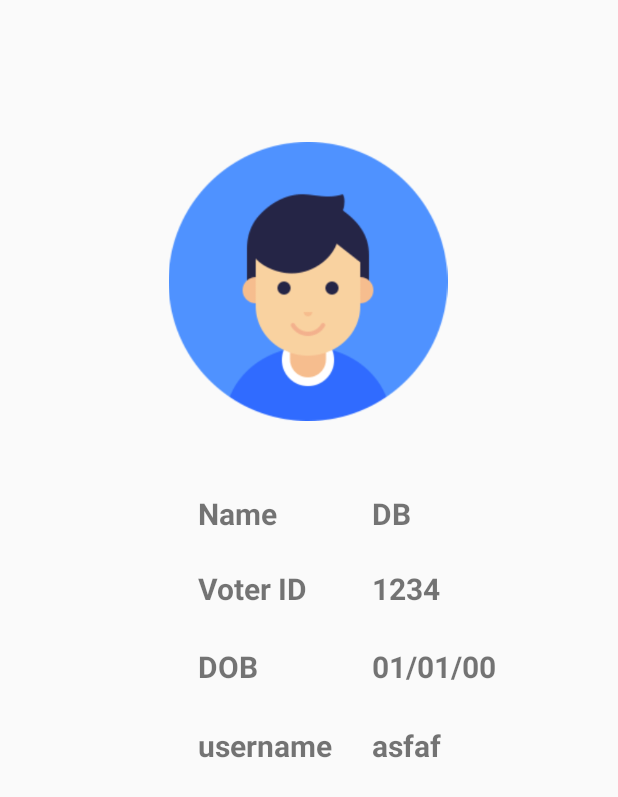
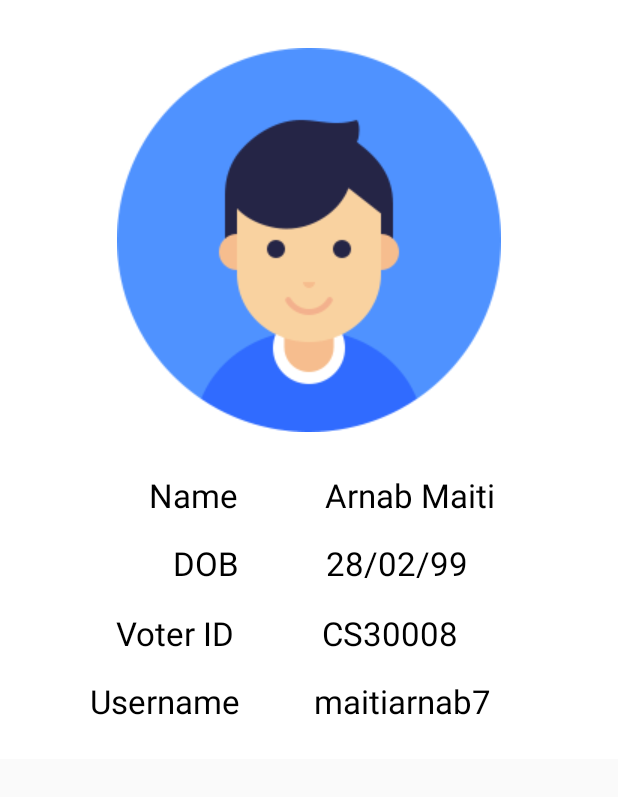
Before and after one commit to pprabh2007/vote, an Android app: the layout activity_my_profile.xml on its own in the app's theme, with its tools: preview values and no code run, on a phone screen of 412 x 824 dp. Shown: the top 797 px of the screen. Run offline under Robolectric (Android 15) with nearby library versions, the phone set to English and light mode, and no system bars.

Commit message:
merge commit

```diff
--- a/app/src/main/java/com/example/myapplication/ContractorPortal.java
+++ b/app/src/main/java/com/example/myapplication/ContractorPortal.java
@@ -70,7 +70,7 @@ public class ContractorPortal extends AppCompatActivity
         int id = item.getItemId();
 
         //noinspection SimplifiableIfStatement
-        if (id == R.id.action_settings) {
+        if (id == R.id.action_settings_contractor) {
             return true;
         }
 
--- a/app/src/main/java/com/example/myapplication/ViewNewsActivity.java
+++ b/app/src/main/java/com/example/myapplication/ViewNewsActivity.java
@@ -9,6 +9,7 @@ import android.util.Log;
 import android.view.MenuItem;
 
 import java.util.ArrayList;
+import java.util.Collections;
 import java.util.List;
 
 import adapters.ViewNewsAdapter;
@@ -39,6 +40,7 @@ public class ViewNewsActivity extends AppCompatActivity {
 
 
         List<News> list=DBHelper.getNews(THIS_USER_OBJECT.getConstituency());
+        Collections.reverse(list);
 
         ViewNewsAdapter=new ViewNewsAdapter(this, list);
         recyclerView.setAdapter(ViewNewsAdapter);
--- a/app/src/main/res/layout/activity_my_profile.xml
+++ b/app/src/main/res/layout/activity_my_profile.xml
@@ -1,162 +1,207 @@
 <?xml version="1.0" encoding="utf-8"?>
+
 <android.support.constraint.ConstraintLayout xmlns:android="http://schemas.android.com/apk/res/android"
     xmlns:app="http://schemas.android.com/apk/res-auto"
     xmlns:tools="http://schemas.android.com/tools"
     android:layout_width="match_parent"
     android:layout_height="match_parent"
-    tools:context=".MyProfile">
+    tools:context=".MyProfile"
+
+    >
+    <ScrollView
+        android:layout_width="match_parent"
+        android:layout_height="match_parent">
+
+
+        <RelativeLayout
+            android:layout_width="match_parent"
+            android:layout_height="match_parent"
+            android:background="#FFFFFF"
+            android:orientation="vertical"
+            tools:layout_editor_absoluteX="16dp"
+            tools:layout_editor_absoluteY="16dp"
+
+            android:padding="16dp"
+            >
+
+
+            <ImageView
+                android:id="@+id/user_photo"
+                android:layout_width="match_parent"
+                android:layout_height="wrap_content"
+                android:layout_alignParentStart="true"
+                android:layout_alignParentLeft="true"
+                android:layout_alignParentTop="true"
+                android:layout_alignParentEnd="true"
+                android:layout_alignParentRight="true"
+                android:padding="16dp"
+                android:src="@drawable/user"
+
+                />
+
 
             <TextView
-        android:id="@+id/textView9"
+
+                android:id="@+id/my_profile_name"
                 android:layout_width="wrap_content"
-        android:layout_height="43dp"
-        android:layout_marginStart="248dp"
-        android:layout_marginLeft="248dp"
-        android:layout_marginTop="48dp"
-        android:layout_marginBottom="8dp"
-        android:text="asfaf"
-        android:textSize="20dp"
-        android:textStyle="bold"
+                android:layout_height="wrap_content"
+                android:layout_below="@id/user_photo"
 
-        app:layout_constraintBottom_toBottomOf="parent"
-        app:layout_constraintStart_toStartOf="parent"
-        app:layout_constraintTop_toBottomOf="@+id/imageView3"
-        app:layout_constraintVertical_bias="0.348" />
+                android:layout_alignParentStart="true"
+
+                android:layout_alignParentLeft="true"
+
+                android:layout_marginStart="75dp"
+
+                android:layout_marginLeft="75dp"
+
+                android:layout_marginTop="3dp"
+                android:padding="8dp"
+                android:text="Name"
+                android:textColor="#000000"
+                android:textSize="22dp" />
 
             <TextView
-        android:id="@+id/textView8"
-        android:layout_width="97dp"
-        android:layout_height="40dp"
-        android:layout_marginStart="132dp"
-        android:layout_marginLeft="132dp"
-        android:layout_marginTop="48dp"
-        android:layout_marginBottom="8dp"
-        android:text="username"
 
-        android:textSize="20dp"
-        android:textStyle="bold"
-        app:layout_constraintBottom_toBottomOf="parent"
-        app:layout_constraintStart_toStartOf="parent"
-        app:layout_constraintTop_toBottomOf="@+id/imageView3"
-        app:layout_constraintVertical_bias="0.346" />
+                android:layout_width="wrap_content"
+                android:id="@+id/my_profile_name_edit"
+                android:layout_height="wrap_content"
+                android:layout_alignBaseline="@id/my_profile_name"
+
+                android:layout_centerHorizontal="true"
+                android:layout_marginLeft="42dp"
+
+                android:layout_toRightOf="@id/my_profile_name"
+
+                android:padding="8dp"
+
+                android:text="Arnab Maiti"
+                android:textColor="#000000"
+
+                android:textSize="22dp" />
 
             <TextView
-        android:id="@+id/textView7"
-        android:layout_width="85dp"
-        android:layout_height="43dp"
-        android:layout_marginStart="248dp"
-        android:layout_marginLeft="248dp"
-        android:layout_marginTop="48dp"
-        android:layout_marginBottom="8dp"
-        android:text="01/01/00"
-        android:textSize="20dp"
-        android:textStyle="bold"
 
-        app:layout_constraintBottom_toBottomOf="parent"
-        app:layout_constraintStart_toStartOf="parent"
-        app:layout_constraintTop_toBottomOf="@+id/imageView3"
-        app:layout_constraintVertical_bias="0.23" />
+                android:id="@+id/my_profile_dob"
+                android:layout_width="wrap_content"
+                android:layout_height="wrap_content"
+                android:layout_below="@id/my_profile_name"
+
+                android:layout_alignParentStart="true"
+
+                android:layout_alignParentLeft="true"
+
+                android:layout_marginStart="91dp"
+
+                android:layout_marginLeft="91dp"
+
+                android:layout_marginTop="0dp"
+                android:padding="8dp"
+                android:text="DOB"
+                android:textColor="#000000"
+                android:textSize="22dp" />
 
             <TextView
-        android:id="@+id/textView6"
-        android:layout_width="85dp"
-        android:layout_height="43dp"
-        android:layout_marginStart="132dp"
-        android:layout_marginLeft="132dp"
-        android:layout_marginTop="48dp"
-        android:layout_marginBottom="8dp"
-        android:text="DOB"
-        android:textSize="20dp"
-        android:textStyle="bold"
 
-        app:layout_constraintBottom_toBottomOf="parent"
-        app:layout_constraintStart_toStartOf="parent"
-        app:layout_constraintTop_toBottomOf="@+id/imageView3"
-        app:layout_constraintVertical_bias="0.23" />
+                android:layout_width="wrap_content"
+                android:id="@+id/my_profile_dob_edit"
+                android:layout_height="wrap_content"
+                android:layout_alignBaseline="@id/my_profile_dob"
+
+                android:layout_centerHorizontal="true"
+                android:layout_marginLeft="42dp"
+
+                android:layout_toRightOf="@id/my_profile_dob"
+
+                android:padding="8dp"
+                android:text="28/02/99"
+                android:textColor="#000000"
+
+                android:textSize="22dp" />
 
             <TextView
-        android:id="@+id/textView5"
-        android:layout_width="85dp"
-        android:layout_height="43dp"
-        android:layout_marginStart="248dp"
-        android:layout_marginLeft="248dp"
-        android:layout_marginTop="48dp"
-        android:layout_marginBottom="8dp"
-        android:text="1234"
-        android:textSize="20dp"
-        android:textStyle="bold"
 
-        app:layout_constraintBottom_toBottomOf="parent"
-        app:layout_constraintStart_toStartOf="parent"
-        app:layout_constraintTop_toBottomOf="@+id/imageView3"
-        app:layout_constraintVertical_bias="0.112" />
+                android:id="@+id/my_profile_voterid"
+                android:layout_width="wrap_content"
+                android:layout_height="wrap_content"
+                android:layout_below="@id/my_profile_dob"
+
+                android:layout_alignParentStart="true"
+
+                android:layout_alignParentLeft="true"
+
+                android:layout_marginStart="53dp"
+
+                android:layout_marginLeft="53dp"
+
+                android:layout_marginTop="1dp"
+                android:padding="8dp"
+                android:text="Voter ID"
+                android:textColor="#000000"
+                android:textSize="22dp" />
 
             <TextView
-        android:id="@+id/textView4"
-        android:layout_width="85dp"
-        android:layout_height="43dp"
-        android:layout_marginStart="132dp"
-        android:layout_marginLeft="132dp"
-        android:layout_marginTop="48dp"
-        android:layout_marginBottom="8dp"
-        android:text="Voter ID"
-        android:textSize="20dp"
-        android:textStyle="bold"
 
-        app:layout_constraintBottom_toBottomOf="parent"
-        app:layout_constraintStart_toStartOf="parent"
-        app:layout_constraintTop_toBottomOf="@+id/imageView3"
-        app:layout_constraintVertical_bias="0.112" />
+                android:layout_width="wrap_content"
+                android:id="@+id/my_profile_voterid_edit"
+                android:layout_height="wrap_content"
+                android:layout_alignBaseline="@id/my_profile_voterid"
+
+                android:layout_centerHorizontal="true"
+                android:layout_marginLeft="42dp"
+
+                android:layout_toRightOf="@id/my_profile_voterid"
+
+                android:padding="8dp"
+
+                android:text="CS30008"
+                android:textColor="#000000"
+
+                android:textSize="22dp" />
 
             <TextView
-        android:id="@+id/fill_name"
-        android:layout_width="85dp"
-        android:layout_height="43dp"
-        android:layout_marginStart="248dp"
-        android:layout_marginLeft="248dp"
-        android:layout_marginTop="48dp"
-        android:layout_marginBottom="8dp"
-        android:text="DB"
-        android:textSize="20dp"
 
-        android:textStyle="bold"
-        app:layout_constraintBottom_toBottomOf="parent"
-        app:layout_constraintStart_toStartOf="parent"
-        app:layout_constraintTop_toBottomOf="@+id/imageView3"
-        app:layout_constraintVertical_bias="0.0" />
+                android:id="@+id/my_profile_username"
+                android:layout_width="wrap_content"
+                android:layout_height="wrap_content"
+                android:layout_below="@id/my_profile_voterid"
 
-    <ImageView
-        android:id="@+id/imageView3"
-        android:layout_width="240dp"
-        android:layout_height="186dp"
-        android:layout_marginStart="8dp"
-        android:layout_marginLeft="8dp"
-        android:layout_marginTop="8dp"
-        android:layout_marginEnd="8dp"
-        android:layout_marginRight="8dp"
-        android:layout_marginBottom="8dp"
-        app:layout_constraintBottom_toBottomOf="parent"
-        app:layout_constraintEnd_toEndOf="parent"
-        app:layout_constraintHorizontal_bias="0.496"
-        app:layout_constraintStart_toStartOf="parent"
-        app:layout_constraintTop_toTopOf="parent"
-        app:layout_constraintVertical_bias="0.139"
-        app:srcCompat="@drawable/user" />
+                android:layout_alignParentStart="true"
+
+                android:layout_alignParentLeft="true"
+
+                android:layout_marginStart="36dp"
+
+                android:layout_marginLeft="36dp"
+
+                android:layout_marginTop="0dp"
+                android:padding="8dp"
+                android:text="Username"
+                android:textColor="#000000"
+                android:textSize="22dp" />
 
             <TextView
-        android:id="@+id/textView2"
-        android:layout_width="85dp"
-        android:layout_height="43dp"
-        android:layout_marginStart="132dp"
-        android:layout_marginLeft="132dp"
-        android:layout_marginTop="48dp"
-        android:layout_marginBottom="8dp"
-        android:text="Name"
-        android:textSize="20dp"
-        android:textStyle="bold"
 
-        app:layout_constraintBottom_toBottomOf="parent"
-        app:layout_constraintStart_toStartOf="parent"
-        app:layout_constraintTop_toBottomOf="@+id/imageView3"
-        app:layout_constraintVertical_bias="0.0" />
+                android:id="@+id/my_profile_username_edit"
+                android:layout_width="wrap_content"
+                android:layout_height="wrap_content"
+                android:layout_alignBaseline="@id/my_profile_username"
+
+                android:layout_centerHorizontal="true"
+                android:layout_marginLeft="39dp"
+
+                android:layout_toRightOf="@id/my_profile_username"
+
+                android:padding="2dp"
+
+                android:text="maitiarnab7"
+                android:textColor="#000000"
+
+                android:textSize="22dp" />
+
+        </RelativeLayout>
+
+    </ScrollView>
+
+
 </android.support.constraint.ConstraintLayout>
--- a/app/src/main/res/layout/activity_view_news.xml
+++ b/app/src/main/res/layout/activity_view_news.xml
@@ -3,7 +3,7 @@
     xmlns:android="http://schemas.android.com/apk/res/android"
     xmlns:app="http://schemas.android.com/apk/res-auto"
     xmlns:tools="http://schemas.android.com/tools"
-    tools:context=".ViewComplaintActivity"
+    tools:context=".ViewNewsActivity"
 
     android:background="#D3D3D3"
 
--- a/app/src/main/res/layout/activity_view_user.xml
+++ b/app/src/main/res/layout/activity_view_user.xml
@@ -3,7 +3,7 @@
     xmlns:android="http://schemas.android.com/apk/res/android"
     xmlns:app="http://schemas.android.com/apk/res-auto"
     xmlns:tools="http://schemas.android.com/tools"
-    tools:context=".ViewComplaintActivity"
+    tools:context=".ViewUserActivity"
 
     android:background="#D3D3D3"
 
--- a/app/src/main/res/menu/contractor_portal.xml
+++ b/app/src/main/res/menu/contractor_portal.xml
@@ -2,7 +2,7 @@
 <menu xmlns:android="http://schemas.android.com/apk/res/android"
     xmlns:app="http://schemas.android.com/apk/res-auto">
     <item
-        android:id="@+id/con_action_settings"
+        android:id="@+id/action_settings_contractor"
         android:orderInCategory="100"
         android:title="My Profile"
         app:showAsAction="never" />
--- a/app/src/main/res/menu/home.xml
+++ b/app/src/main/res/menu/home.xml
@@ -2,7 +2,7 @@
 <menu xmlns:android="http://schemas.android.com/apk/res/android"
     xmlns:app="http://schemas.android.com/apk/res-auto">
     <item
-        android:id="@+id/action_settings"
+        android:id="@+id/action_settings_voter"
         android:orderInCategory="100"
         android:title="My Profile"
         app:showAsAction="never" />
--- a/app/src/main/res/menu/representative_portal.xml
+++ b/app/src/main/res/menu/representative_portal.xml
@@ -2,7 +2,7 @@
 <menu xmlns:android="http://schemas.android.com/apk/res/android"
     xmlns:app="http://schemas.android.com/apk/res-auto">
     <item
-        android:id="@+id/action_settings"
+        android:id="@+id/action_settings_representative"
         android:orderInCategory="100"
         android:title="My Profile"
         app:showAsAction="never" />
```
Also changed, not shown: app/src/main/AndroidManifest.xml (+12 -9 lines), app/src/main/java/com/example/myapplication/HomeActivity.java (+26 -4 lines), app/src/main/java/com/example/myapplication/MainActivity.java (+17 -1 lines), app/src/main/java/com/example/myapplication/RepresentativePortal.java (+18 -1 lines), app/src/main/java/com/example/myapplication/TrackComplaintActivity.java (added, +13 -0 lines), app/src/main/res/layout/activity_track_complaint.xml (added, +195 -0 lines), app/src/main/res/drawable/contractor.png. Lines whose indentation alone changed are shown as unchanged.
